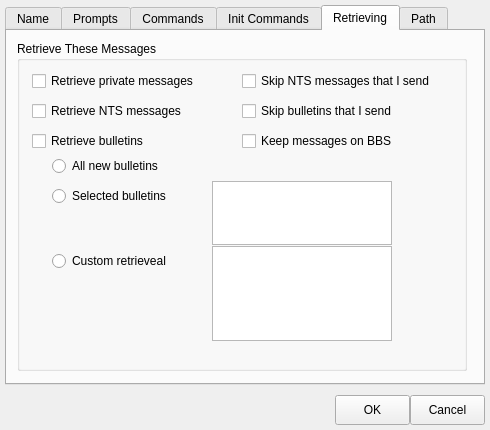
This is bbsdialog.ui in jimmcguffin/PyOutpost as Qt 5 draws it before an edit. The edited form follows.
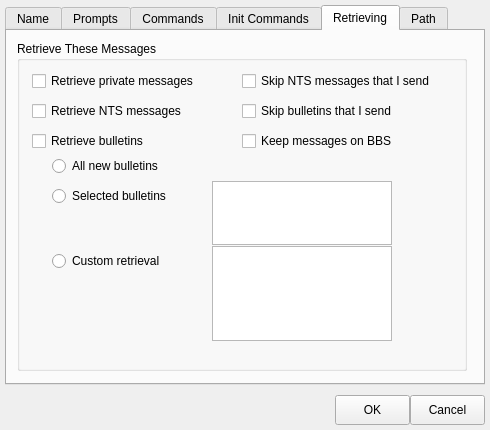
This is the edited form. The open tabs and pages were chosen to show the change.

What changed in the file:
```diff
--- a/bbsdialog.ui
+++ b/bbsdialog.ui
@@ -568,7 +568,7 @@
        <rect>
         <x>225</x>
         <y>30</y>
-        <width>210</width>
+        <width>220</width>
         <height>20</height>
        </rect>
       </property>
@@ -638,7 +638,7 @@
        </rect>
       </property>
       <property name="text">
-       <string>Custom retrieveal</string>
+       <string>Custom retrieval</string>
       </property>
      </widget>
      <widget class="QPlainTextEdit" name="plainTextEdit">
```
Left out of the diff: 2 changed lines with no effect on the pictures.
